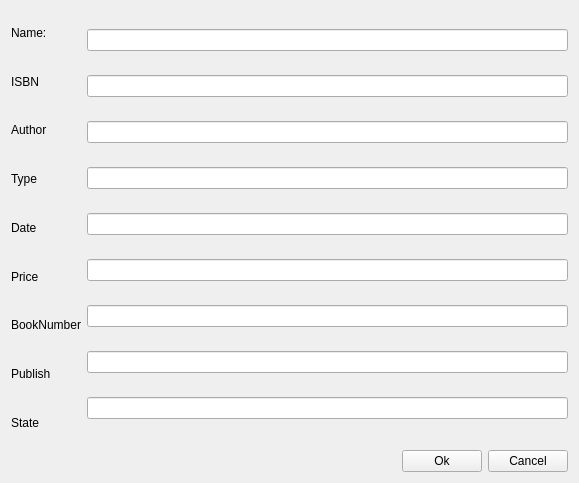
Qt form sourcecode/editbook.ui (LiuzhouChan/database-Project-with-QT) before a commit.
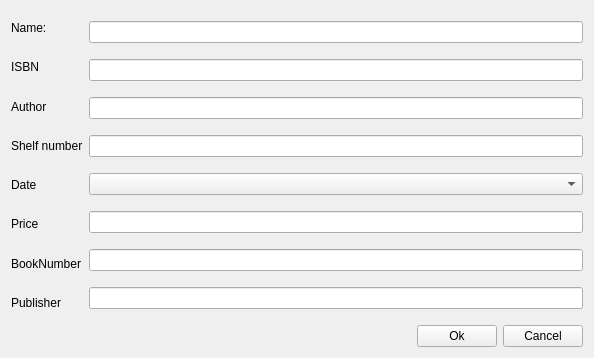
The same form after that commit. Custom widgets are drawn as their Qt base class.

What changed in the file:
```diff
--- a/sourcecode/editbook.ui
+++ b/sourcecode/editbook.ui
@@ -6,8 +6,8 @@
    <rect>
     <x>0</x>
     <y>0</y>
-    <width>579</width>
-    <height>483</height>
+    <width>594</width>
+    <height>358</height>
    </rect>
   </property>
   <property name="windowTitle">
@@ -42,7 +42,7 @@
        <item>
         <widget class="QLabel" name="label_3">
          <property name="text">
-          <string>Type</string>
+          <string>Shelf number</string>
          </property>
         </widget>
        </item>
@@ -70,14 +70,7 @@
        <item>
         <widget class="QLabel" name="label_4">
          <property name="text">
-          <string>Publish</string>
-         </property>
-        </widget>
-       </item>
-       <item>
-        <widget class="QLabel" name="label_9">
-         <property name="text">
-          <string>State</string>
+          <string>Publisher</string>
          </property>
         </widget>
        </item>
@@ -98,7 +91,7 @@
         <widget class="QLineEdit" name="lineEdit_4"/>
        </item>
        <item>
-        <widget class="QLineEdit" name="lineEdit_5"/>
+        <widget class="KDateComboBox" name="kdatecombobox"/>
        </item>
        <item>
         <widget class="QLineEdit" name="lineEdit_6"/>
@@ -109,9 +102,6 @@
        <item>
         <widget class="QLineEdit" name="lineEdit_7"/>
        </item>
-       <item>
-        <widget class="QLineEdit" name="lineEdit_8"/>
-       </item>
        <item>
         <layout class="QHBoxLayout" name="horizontalLayout_3"/>
        </item>
@@ -152,6 +142,13 @@
    </item>
   </layout>
  </widget>
+ <customwidgets>
+  <customwidget>
+   <class>KDateComboBox</class>
+   <extends>QComboBox</extends>
+   <header>kdatecombobox.h</header>
+  </customwidget>
+ </customwidgets>
  <resources/>
  <connections/>
 </ui>
```
